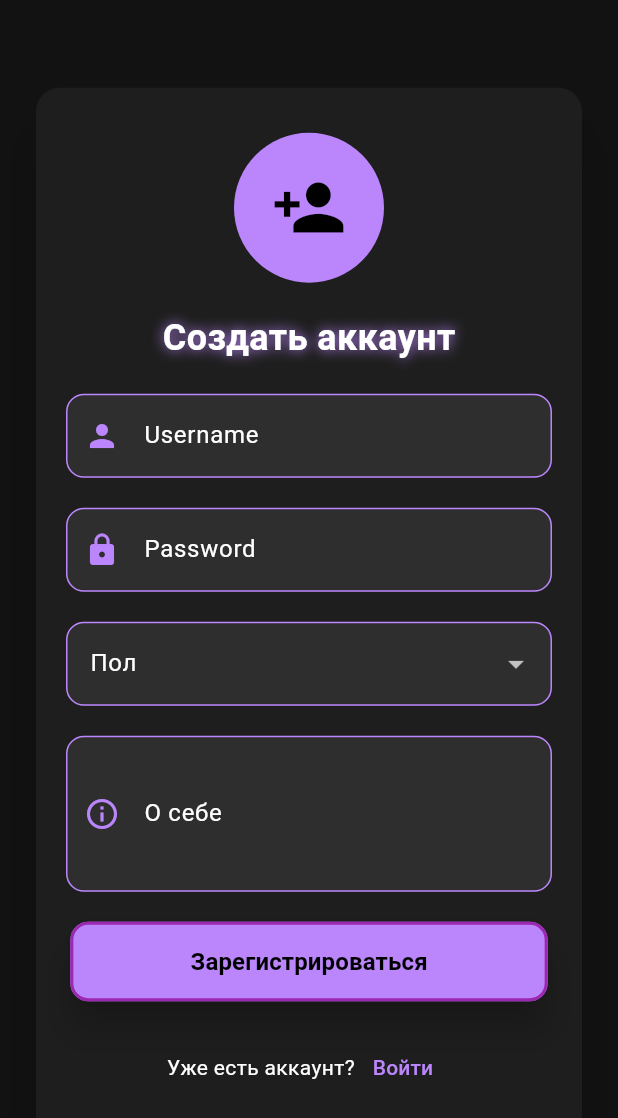
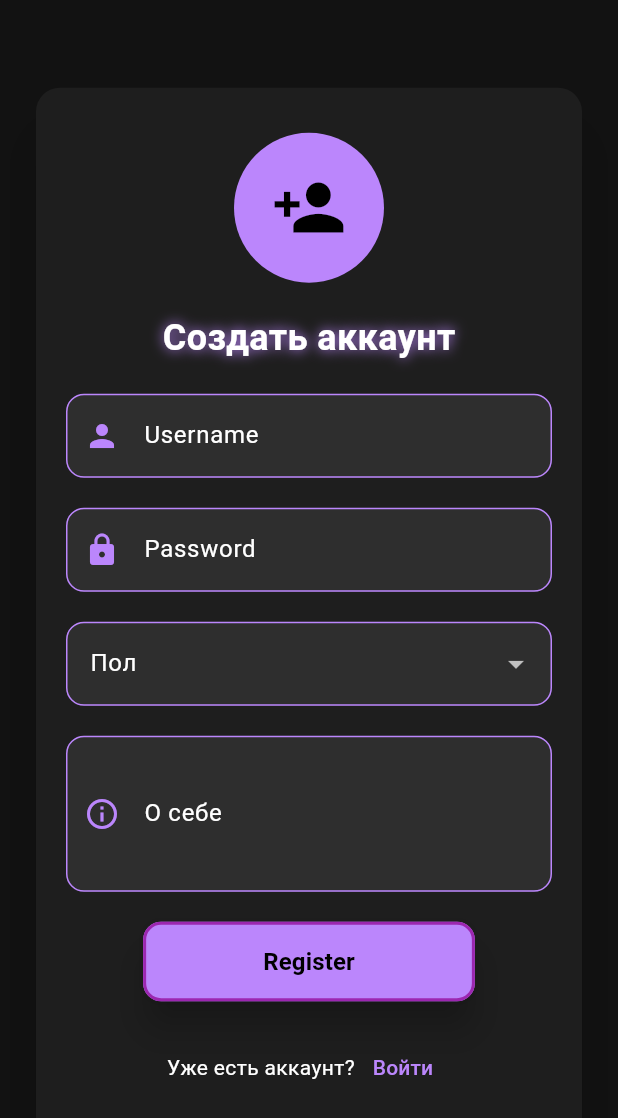
Before and after one commit to sour-soup/bim-bim-diploma, a Flutter app: the RegisterScreen screen opened by its route, on a phone screen of 412 x 824 dp. Shown: the top 1118 px of the screen. Run offline on Flutter 3.47's test engine with Material 3 defaults, Android fonts, the phone set to English and light mode, and no system bars; our stand-ins replace image_picker, shared_preferences, swipe_cards; accounts and stored records are empty.

Commit message:
translate register text

```diff
--- a/bim-bim-frontend/lib/screens/register_screen.dart
+++ b/bim-bim-frontend/lib/screens/register_screen.dart
@@ -227,7 +227,7 @@ class _RegisterScreenState extends State<RegisterScreen> {
                       ),
                     ),
                     child: const Text(
-                      'Зарегистрироваться',
+                      'Register',
                       style: TextStyle(
                         fontSize: 16,
                         fontWeight: FontWeight.bold,
```
